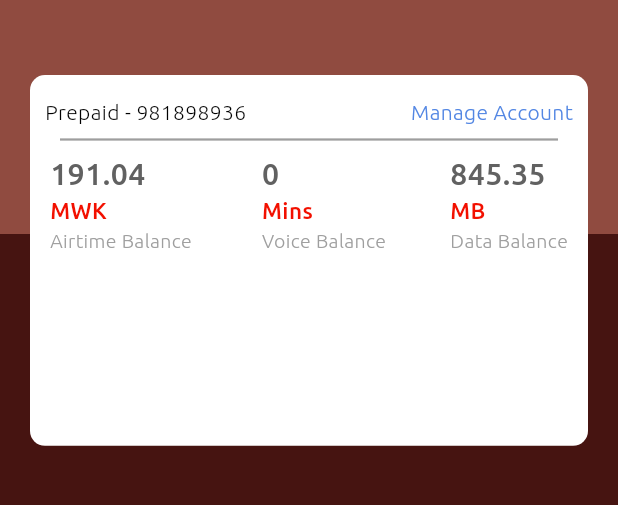
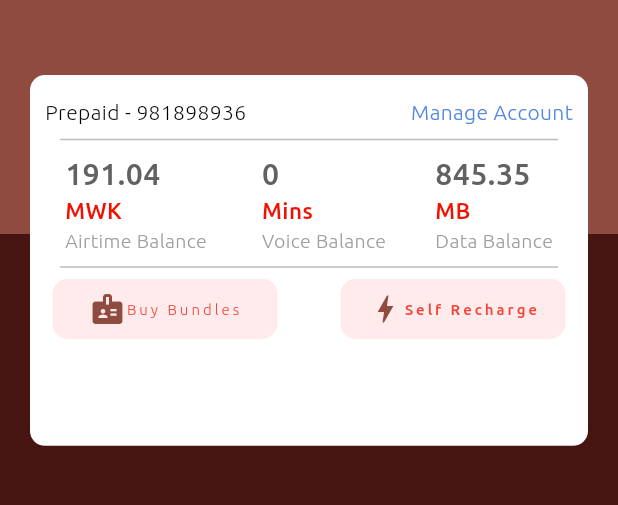
Before and after one commit to Cod3ddy/airtel_app_ui, a Flutter app: the screen it shows after launch, on a phone screen of 412 x 824 dp, the part 75-580 px from its top. Run offline on Flutter 3.47's test engine with Material 2 defaults, Android fonts, the light colour scheme and no system bars; project files that could hold a hidden picture were left out.

Commit message:
updated ui

```diff
--- a/lib/screens/home.dart
+++ b/lib/screens/home.dart
@@ -114,13 +114,15 @@ class _HomeScreenState extends State<HomeScreen> {
                         ],
                       ),
                     ),
-                    const Divider(
+                    Divider(
                       indent: 20,
                       endIndent: 20,
-                      color: Colors.grey,
-                      thickness: 1.5,
+                      color: Colors.grey.shade400,
+                      thickness: 1,
                     ),
-                    Row(
+                    Padding(
+                      padding: const EdgeInsets.only(left: 15, right: 15),
+                      child: Row(
                         mainAxisAlignment: MainAxisAlignment.spaceEvenly,
                         children: [
                           Column(
@@ -152,12 +154,16 @@ class _HomeScreenState extends State<HomeScreen> {
                               ),
                             ],
                           ),
-                        const VerticalDivider(
+                          const Row(
+                            children: [
+                              VerticalDivider(
                                 width: 20,
                                 indent: 20,
                                 endIndent: 0,
                                 color: Colors.grey,
                                 thickness: 1.5,
+                              ),
+                            ],
                           ),
                           Column(
                             crossAxisAlignment: CrossAxisAlignment.start,
@@ -222,6 +228,73 @@ class _HomeScreenState extends State<HomeScreen> {
                             ],
                           )
                         ],
+                      ),
+                    ),
+                    Divider(
+                      indent: 20,
+                      endIndent: 20,
+                      color: Colors.grey.shade400,
+                      thickness: 1,
+                    ),
+                    Padding(
+                      padding: const EdgeInsets.only(left: 15, right: 15),
+                      child: Row(
+                        mainAxisAlignment: MainAxisAlignment.spaceBetween,
+                        children: [
+                          Container(
+                            decoration: BoxDecoration(
+                              borderRadius: BorderRadius.circular(10),
+                              color: const Color.fromARGB(20, 255, 0, 0),
+                            ),
+                            width: 150,
+                            height: 40,
+                            child: Row(
+                              mainAxisAlignment: MainAxisAlignment.center,
+                              children: [
+                                Icon(
+                                  Icons.badge,
+                                  color: Theme.of(context).primaryColor,
+                                ),
+                                const Text(
+                                  'Buy Bundles',
+                                  style: TextStyle(
+                                    color: Colors.red,
+                                    fontSize: 10,
+                                    fontWeight: FontWeight.w200,
+                                    letterSpacing: 2,
+                                  ),
+                                )
+                              ],
+                            ),
+                          ),
+                          Container(
+                            decoration: BoxDecoration(
+                              borderRadius: BorderRadius.circular(10),
+                              color: const Color.fromARGB(20, 255, 0, 0),
+                            ),
+                            width: 150,
+                            height: 40,
+                            child: Row(
+                              mainAxisAlignment: MainAxisAlignment.center,
+                              children: [
+                                Icon(
+                                  Icons.bolt_sharp,
+                                  color: Theme.of(context).primaryColor,
+                                ),
+                                const Text(
+                                  'Self Recharge',
+                                  style: TextStyle(
+                                    color: Colors.red,
+                                    fontSize: 10,
+                                    fontWeight: FontWeight.w400,
+                                    letterSpacing: 2,
+                                  ),
+                                ),
+                              ],
+                            ),
+                          ),
+                        ],
+                      ),
                     )
                   ],
                 ),
```
Lines whose indentation alone changed are shown as unchanged.
